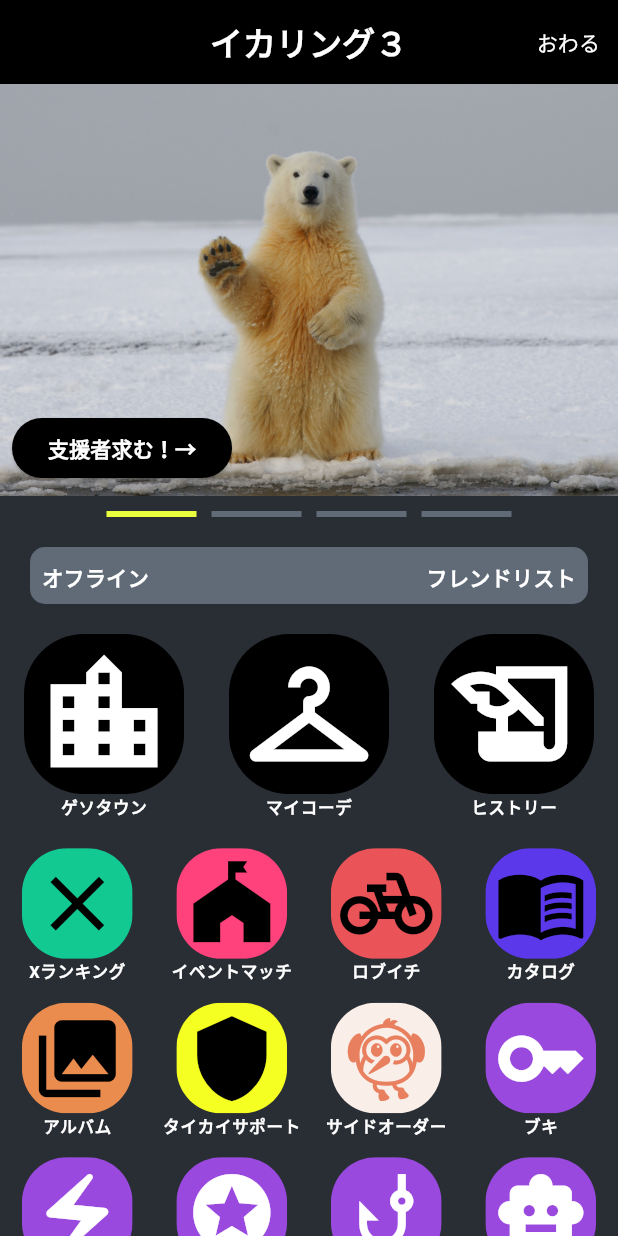
After one commit to HaruhikoMotokawa/sample_of_dividing_widget_into_manageable_parts, a Flutter app: the screen it shows after launch, after a tap on "no_refactor", on a phone screen of 412 x 824 dp. The commit adds this screen. Run offline on Flutter 3.47's test engine with Material 3 defaults, Android fonts, the phone set to English and light mode, and no system bars; our stand-ins replace gap.

Commit message:
feat: NoRefactorScreenを作成

```diff
--- a/lib/main.dart
+++ b/lib/main.dart
@@ -1,4 +1,6 @@
 import 'package:flutter/material.dart';
+import 'package:gap/gap.dart';
+import 'package:sample_of_dividing_widget_into_manageable_parts/no_refactor/no_refactor_screen.dart';
 
 void main() {
   runApp(const App());
@@ -29,9 +31,16 @@ class HomeScreen extends StatelessWidget {
           mainAxisAlignment: MainAxisAlignment.center,
           children: [
             ElevatedButton(
-              onPressed: () {},
+              onPressed: () {
+                Navigator.push(
+                  context,
+                  MaterialPageRoute(
+                      builder: (context) => const NoRefactorScreen()),
+                );
+              },
               child: const Text('no_refactor'),
             ),
+            const Gap(50),
             ElevatedButton(
               onPressed: () {},
               child: const Text('refactor'),
--- /dev/null
+++ b/lib/no_refactor/no_refactor_screen.dart
@@ -0,0 +1,358 @@
+import 'package:flutter/material.dart';
+import 'package:gap/gap.dart';
+
+class NoRefactorScreen extends StatelessWidget {
+  const NoRefactorScreen({super.key});
+
+  @override
+  Widget build(BuildContext context) {
+    return Scaffold(
+      appBar: AppBar(
+        title: const Text(
+          'イカリング３',
+          style: TextStyle(
+            fontWeight: FontWeight.bold,
+            color: Colors.white,
+          ),
+        ),
+        automaticallyImplyLeading: false,
+        backgroundColor: Colors.black,
+        centerTitle: true,
+        actions: [
+          TextButton(
+            onPressed: () => Navigator.pop(context),
+            child: const Text(
+              'おわる',
+              style: TextStyle(color: Colors.white),
+            ),
+          ),
+        ],
+      ),
+      body: ColoredBox(
+        color: const Color(0xFF292E35),
+        child: Column(
+          children: [
+            Stack(
+              alignment: Alignment.bottomLeft,
+              children: [
+                Image.asset('assets/animal2.jpg'),
+                Padding(
+                  padding: const EdgeInsets.all(8.0),
+                  child: ElevatedButton(
+                    style: ButtonStyle(
+                      backgroundColor: MaterialStateProperty.all(Colors.black),
+                    ),
+                    onPressed: () {},
+                    child: const Text(
+                      '支援者求む！→',
+                      style: TextStyle(
+                        color: Colors.white,
+                        fontWeight: FontWeight.bold,
+                      ),
+                    ),
+                  ),
+                )
+              ],
+            ),
+            const Gap(10),
+            const Row(
+              mainAxisAlignment: MainAxisAlignment.center,
+              children: [
+                SizedBox(
+                  height: 4,
+                  width: 60,
+                  child: ColoredBox(color: Color(0xFFEAFF3E)),
+                ),
+                Gap(10),
+                SizedBox(
+                  height: 4,
+                  width: 60,
+                  child: ColoredBox(color: Color(0xFF606B77)),
+                ),
+                Gap(10),
+                SizedBox(
+                  height: 4,
+                  width: 60,
+                  child: ColoredBox(color: Color(0xFF606B77)),
+                ),
+                Gap(10),
+                SizedBox(
+                  height: 4,
+                  width: 60,
+                  child: ColoredBox(color: Color(0xFF606B77)),
+                ),
+              ],
+            ),
+            const Gap(20),
+            const Padding(
+              padding: EdgeInsets.symmetric(horizontal: 20),
+              child: ClipRRect(
+                borderRadius: BorderRadius.all(Radius.circular(10)),
+                child: ColoredBox(
+                  color: Color(0xFF606B77),
+                  child: Padding(
+                    padding: EdgeInsets.fromLTRB(8, 10, 8, 8),
+                    child: Row(
+                      children: [
+                        Text(
+                          'オフライン',
+                          style: TextStyle(
+                            fontWeight: FontWeight.bold,
+                            color: Colors.white,
+                          ),
+                        ),
+                        Spacer(),
+                        Text(
+                          'フレンドリスト',
+                          style: TextStyle(
+                            fontWeight: FontWeight.bold,
+                            color: Colors.white,
+                          ),
+                        ),
+                      ],
+                    ),
+                  ),
+                ),
+              ),
+            ),
+            const Gap(20),
+            Padding(
+              padding: const EdgeInsets.symmetric(horizontal: 16),
+              child: Row(
+                mainAxisAlignment: MainAxisAlignment.spaceBetween,
+                children: [
+                  Column(
+                    children: [
+                      ClipRRect(
+                        borderRadius:
+                            const BorderRadius.all(Radius.circular(40)),
+                        child: ColoredBox(
+                          color: Colors.black,
+                          child: Padding(
+                            padding: const EdgeInsets.all(6.0),
+                            child: Icon(
+                              Icons.location_city,
+                              color: Colors.white,
+                              size: MediaQuery.sizeOf(context).width * 0.23,
+                            ),
+                          ),
+                        ),
+                      ),
+                      Text(
+                        'ゲソタウン',
+                        style: Theme.of(context).textTheme.labelSmall?.copyWith(
+                              color: Colors.white,
+                              fontWeight: FontWeight.bold,
+                            ),
+                      ),
+                    ],
+                  ),
+                  Column(
+                    children: [
+                      ClipRRect(
+                        borderRadius:
+                            const BorderRadius.all(Radius.circular(40)),
+                        child: ColoredBox(
+                          color: Colors.black,
+                          child: Padding(
+                            padding: const EdgeInsets.all(6.0),
+                            child: Icon(
+                              Icons.checkroom,
+                              color: Colors.white,
+                              size: MediaQuery.sizeOf(context).width * 0.23,
+                            ),
+                          ),
+                        ),
+                      ),
+                      Text(
+                        'マイコーデ',
+                        style: Theme.of(context).textTheme.labelSmall?.copyWith(
+                              color: Colors.white,
+                              fontWeight: FontWeight.bold,
+                            ),
+                      ),
+                    ],
+                  ),
+                  Column(
+                    children: [
+                      ClipRRect(
+                        borderRadius:
+                            const BorderRadius.all(Radius.circular(40)),
+                        child: ColoredBox(
+                          color: Colors.black,
+                          child: Padding(
+                            padding: const EdgeInsets.all(6.0),
+                            child: Icon(
+                              Icons.history_edu,
+                              color: Colors.white,
+                              size: MediaQuery.sizeOf(context).width * 0.23,
+                            ),
+                          ),
+                        ),
+                      ),
+                      Text(
+                        'ヒストリー',
+                        style: Theme.of(context).textTheme.labelSmall?.copyWith(
+                              color: Colors.white,
+                              fontWeight: FontWeight.bold,
+                            ),
+                      ),
+                    ],
+                  ),
+                ],
+              ),
+            ),
+            const Gap(20),
+            Expanded(
+              child: GridView.builder(
+                  gridDelegate: const SliverGridDelegateWithFixedCrossAxisCount(
+                      crossAxisCount: 4),
+                  itemCount: miniIconConfigs.length,
+                  itemBuilder: (context, index) {
+                    return Column(
+                      children: [
+                        ClipRRect(
+                          borderRadius:
+                              const BorderRadius.all(Radius.circular(30)),
+                          child: ColoredBox(
+                            color: miniIconConfigs[index].backgroundColor,
+                            child: Padding(
+                              padding: const EdgeInsets.all(6.0),
+                              child: Icon(
+                                miniIconConfigs[index].iconData,
+                                color: miniIconConfigs[index].iconColor,
+                                size: MediaQuery.sizeOf(context).width * 0.15,
+                              ),
+                            ),
+                          ),
+                        ),
+                        Text(
+                          miniIconConfigs[index].text,
+                          style:
+                              Theme.of(context).textTheme.labelSmall?.copyWith(
+                                    color: Colors.white,
+                                    fontWeight: FontWeight.bold,
+                                  ),
+                        ),
+                      ],
+                    );
+                  }),
+            ),
+          ],
+        ),
+      ),
+    );
+  }
+}
+
+class IconConfig {
+  IconConfig({
+    required this.iconData,
+    required this.iconColor,
+    required this.backgroundColor,
+    required this.text,
+  });
+  IconData iconData;
+  Color iconColor;
+  Color backgroundColor;
+  String text;
+}
+
+List<IconConfig> miniIconConfigs = [
+  IconConfig(
+    iconData: Icons.close,
+    iconColor: Colors.black,
+    backgroundColor: const Color(0xFF12CA91),
+    text: 'Xランキング',
+  ),
+  IconConfig(
+    iconData: Icons.festival,
+    iconColor: Colors.black,
+    backgroundColor: const Color(0xFFFF427B),
+    text: 'イベントマッチ',
+  ),
+  IconConfig(
+    iconData: Icons.pedal_bike,
+    iconColor: Colors.black,
+    backgroundColor: const Color(0xFFEA5358),
+    text: 'ロブイチ',
+  ),
+  IconConfig(
+    iconData: Icons.menu_book,
+    iconColor: Colors.black,
+    backgroundColor: const Color(0xFF5B39EB),
+    text: 'カタログ',
+  ),
+  IconConfig(
+    iconData: Icons.photo_library,
+    iconColor: Colors.black,
+    backgroundColor: const Color(0xFFEA8C4D),
+    text: 'アルバム',
+  ),
+  IconConfig(
+    iconData: Icons.shield,
+    iconColor: Colors.black,
+    backgroundColor: const Color(0xFFF5FF22),
+    text: 'タイカイサポート',
+  ),
+  IconConfig(
+    iconData: Icons.flutter_dash,
+    iconColor: const Color(0xFFE8805F),
+    backgroundColor: const Color(0xFFFAEEE8),
+    text: 'サイドオーダー',
+  ),
+  IconConfig(
+    iconData: Icons.key,
+    iconColor: Colors.white,
+    backgroundColor: const Color(0xFF9A49DF),
+    text: 'ブキ',
+  ),
+  IconConfig(
+    iconData: Icons.electric_bolt,
+    iconColor: Colors.white,
+    backgroundColor: const Color(0xFF9A49DF),
+    text: 'ステージ',
+  ),
+  IconConfig(
+    iconData: Icons.stars,
+    iconColor: Colors.white,
+    backgroundColor: const Color(0xFF9A49DF),
+    text: 'フェス',
+  ),
+  IconConfig(
+    iconData: Icons.phishing,
+    iconColor: Colors.white,
+    backgroundColor: const Color(0xFF9A49DF),
+    text: 'バイト',
+  ),
+  IconConfig(
+    iconData: Icons.smart_toy,
+    iconColor: Colors.white,
+    backgroundColor: const Color(0xFF9A49DF),
+    text: 'ヒーローモード',
+  ),
+  IconConfig(
+    iconData: Icons.play_circle,
+    iconColor: Colors.white,
+    backgroundColor: Colors.grey,
+    text: 'メモリープレイヤー',
+  ),
+  IconConfig(
+    iconData: Icons.screen_rotation_alt,
+    iconColor: Colors.white,
+    backgroundColor: Colors.grey,
+    text: 'ヘヤタテ',
+  ),
+  IconConfig(
+    iconData: Icons.qr_code_2,
+    iconColor: Colors.white,
+    backgroundColor: Colors.grey,
+    text: 'QRコードリーダー',
+  ),
+  IconConfig(
+    iconData: Icons.settings,
+    iconColor: Colors.white,
+    backgroundColor: Colors.grey,
+    text: '設定',
+  ),
+];
```
